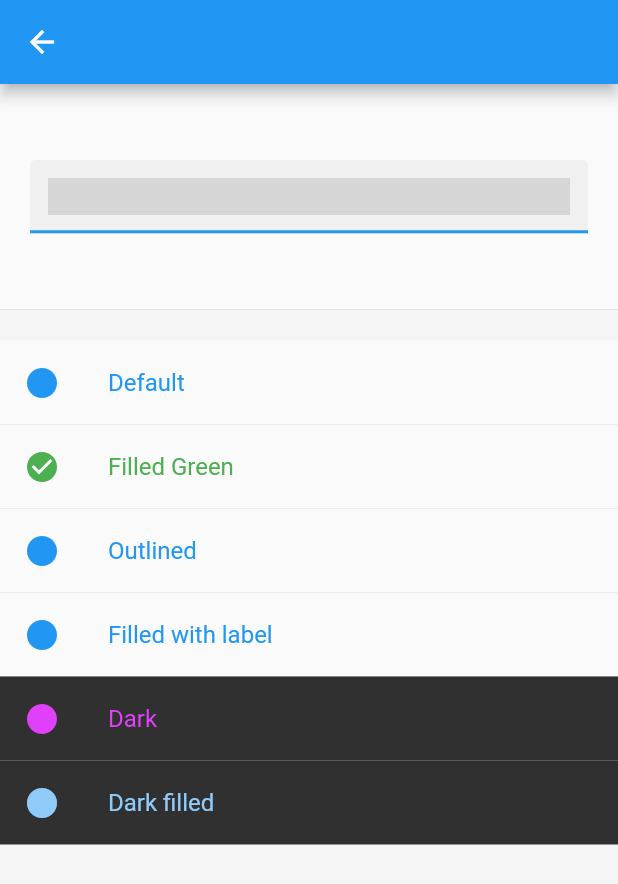
After one commit to softdev55/flutter_stripe, a Flutter app: the screen it shows after launch, after a tap on "Card themes", on a phone screen of 412 x 824 dp. The commit adds this screen. Shown: the top 884 px of the screen. Run offline on Flutter 3.47's test engine with Material 2 defaults, Android fonts, the phone set to English and light mode, and no system bars; our stand-ins replace freezed_annotation, plugin_platform_interface; grey boxes are pictures that could not be loaded.

Commit message:
Implement card field decoration for Android and iOS

```diff
--- a/stripe/example/lib/screens/screens.dart
+++ b/stripe/example/lib/screens/screens.dart
@@ -1,4 +1,5 @@
 import 'package:flutter/material.dart';
+import 'package:stripe_example/screens/themes.dart';
 import '../screens/no_webhook_payment_screen.dart';
 import '../screens/setup_future_payment_screen.dart';
 import '../screens/webhook_payment_screen.dart';
@@ -30,6 +31,11 @@ class Example {
     Example(
       title: 'Re-collect CVC',
       builder: (c) => CVCReCollectionScreen(),
+    ),
+     Example(
+      title: 'Card themes',
+      builder: (c) => ThemeCardExample(),
     )
+
   ];
 }
--- /dev/null
+++ b/stripe/example/lib/screens/themes.dart
@@ -0,0 +1,124 @@
+import 'package:flutter/material.dart';
+import 'package:flutter/widgets.dart';
+import 'package:stripe/stripe.dart';
+
+class ThemeCardExample extends StatefulWidget {
+  @override
+  _ThemeCardExampleState createState() => _ThemeCardExampleState();
+}
+
+class _ThemeCardExampleState extends State<ThemeCardExample> {
+  late String _index = 'Filled Green';
+
+  Map<String, ThemeData> get themes => {
+        'Default': ThemeData.light().copyWith(),
+        'Filled Green': ThemeData(
+          primaryColor: Colors.green,
+          accentColor: Colors.green,
+          errorColor: Colors.red,
+          inputDecorationTheme: InputDecorationTheme(
+            filled: true,
+          ),
+        ),
+        'Outlined': ThemeData(
+          inputDecorationTheme: InputDecorationTheme(
+            contentPadding: EdgeInsets.all(12),
+            border: OutlineInputBorder(),
+          ),
+        ),
+        'Filled with label': ThemeData.light().copyWith(
+          inputDecorationTheme: InputDecorationTheme(
+            filled: true,
+            floatingLabelBehavior: FloatingLabelBehavior.always,
+            contentPadding: EdgeInsets.all(12),
+          ),
+        ),
+        'Dark': ThemeData(
+          brightness: Brightness.dark,
+          accentColor: Colors.purpleAccent,
+        ),
+        'Dark filled': ThemeData(
+          brightness: Brightness.dark,
+          accentColor: Colors.blue[200],
+          inputDecorationTheme: InputDecorationTheme(
+            focusColor: Colors.red,
+            filled: true,
+            floatingLabelBehavior: FloatingLabelBehavior.always,
+            contentPadding: EdgeInsets.symmetric(vertical: 16, horizontal: 12),
+            hintStyle: TextStyle(color: Colors.blue[100]),
+            border: UnderlineInputBorder(
+              borderSide: BorderSide(color: Colors.blue[100]!),
+            ),
+            isCollapsed: true,
+          ),
+        ),
+      };
+  @override
+  Widget build(BuildContext context) {
+    final theme = themes[_index]!;
+
+    return Scaffold(
+      appBar: AppBar(),
+      body: Column(
+        children: [
+          Theme(
+            data: theme,
+            child: Container(
+              height: 150,
+              alignment: Alignment.center,
+              padding: EdgeInsets.symmetric(vertical: 20, horizontal: 20),
+              color: theme.scaffoldBackgroundColor,
+              child: CardFormField(
+                autofocus: true,
+                enablePostalCode: true,
+                onCardChanged: (_) {},
+                decoration: InputDecoration(
+                  labelText: theme.inputDecorationTheme.floatingLabelBehavior ==
+                          FloatingLabelBehavior.always
+                      ? 'Card Field'
+                      : null,
+                ),
+              ),
+            ),
+          ),
+          Divider(height: 1),
+          Expanded(
+            child: Container(
+              color: Colors.grey[100],
+              child: ListView(
+                children: [
+                  SizedBox(height: 20),
+                  ...ListTile.divideTiles(context: context, tiles: [
+                    for (final theme in themes.entries)
+                      Theme(
+                        data: theme.value,
+                        child: Container(
+                          color: theme.value.scaffoldBackgroundColor,
+                          child: ListTile(
+                            leading: Icon(
+                                theme.key == _index
+                                    ? Icons.check_circle
+                                    : Icons.circle,
+                                color: theme.value.accentColor),
+                            title: Text(
+                              theme.key,
+                              style: TextStyle(color: theme.value.accentColor),
+                            ),
+                            onTap: () {
+                              setState(() {
+                                _index = theme.key;
+                              });
+                            },
+                          ),
+                        ),
+                      ),
+                  ])
+                ],
+              ),
+            ),
+          )
+        ],
+      ),
+    );
+  }
+}
--- a/stripe/lib/src/widgets/card_field.dart
+++ b/stripe/lib/src/widgets/card_field.dart
@@ -10,6 +10,9 @@ import 'package:stripe_platform_interface/stripe_platform_interface.dart';
 
 import '../../stripe.dart';
 
+const kCardFieldDefaultHeight = 48.0;
+const kCardFieldDefaultFontSize = 17.0;
+
 typedef CardChangedCallback = void Function(CardFieldInputDetails? details);
 typedef CardFocusCallback = void Function(CardFieldName? focusedField);
 
@@ -19,11 +22,14 @@ class CardField extends StatefulWidget {
     Key? key,
     required this.onCardChanged,
     this.onFocus,
-    this.decoration,
+    this.style,
+    this.placeholder,
     this.enablePostalCode = false,
     double? width,
-    double? height = kApplePayButtonDefaultHeight,
+    double? height = kCardFieldDefaultHeight,
     BoxConstraints? constraints,
+    this.focusNode,
+    this.autofocus = false,
   })  : assert(constraints == null || constraints.debugAssertIsValid()),
         constraints = (width != null || height != null)
             ? constraints?.tighten(width: width, height: height) ??
@@ -34,12 +40,18 @@ class CardField extends StatefulWidget {
   final BoxConstraints? constraints;
   final CardFocusCallback? onFocus;
   final CardChangedCallback onCardChanged;
-
-  final CardDecoration? decoration;
+  final CardStyle? style;
+  final CardPlaceholder? placeholder;
   final bool enablePostalCode;
+  final FocusNode? focusNode;
+  final bool autofocus;
 
   // This is used in the platform side to register the view.
   static const _viewType = 'flutter.stripe/card_field';
+
+  // By platform level limitations only one CardField is allowed at the same time
+  // A unique key is used to throw an expection before multiple platform views are created
+  static late final _key = UniqueKey();
 
   @override
   _CardFieldState createState() => _CardFieldState();
@@ -50,24 +62,58 @@ class _CardFieldState extends State<CardField> {
 
   final _focusNode =
       FocusNode(debugLabel: 'CardField', descendantsAreFocusable: false);
+  FocusNode get _effectiveNode => widget.focusNode ?? _focusNode;
+
+  CardStyle? _lastStyle;
+  CardStyle resolveStyle(CardStyle? style) {
+    final theme = Theme.of(context);
+    final baseTextStyle = Theme.of(context).textTheme.subtitle1;
+    return CardStyle(
+      borderWidth: 0,
+      backgroundColor: Colors.transparent,
+      borderColor: Colors.transparent,
+      borderRadius: 0,
+      cursorColor: theme.textSelectionTheme.cursorColor ?? theme.primaryColor,
+      textColor: Colors.red,
+      fontSize: baseTextStyle?.fontSize ?? kCardFieldDefaultFontSize,
+      textErrorColor:
+          theme.inputDecorationTheme.errorStyle?.color ?? theme.errorColor,
+      placeholderColor:
+          theme.inputDecorationTheme.hintStyle?.color ?? theme.hintColor,
+    ).apply(style);
+  }
+
+  CardPlaceholder? _lastPlaceholder;
+  CardPlaceholder resolvePlaceholder(CardPlaceholder? placeholder) {
+    return CardPlaceholder(
+      number: '1234123412341234',
+      expiration: 'MM/YY',
+      cvc: 'CVC',
+    ).apply(placeholder);
+  }
 
   @override
   Widget build(BuildContext context) {
+    final style = resolveStyle(widget.style);
+    final placeholder = resolvePlaceholder(widget.placeholder);
     // Pass parameters to the platform side.
     final creationParams = <String, dynamic>{
-      if (widget.decoration != null) 'decoration': widget.decoration!.toJson(),
+      'cardStyle': style.toJson(),
+      'placeholder': placeholder.toJson(),
       'enablePostalCode': widget.enablePostalCode,
     };
 
     Widget platform;
     if (defaultTargetPlatform == TargetPlatform.android) {
       platform = AndroidCardField(
+        key: CardField._key,
         viewType: CardField._viewType,
         creationParams: creationParams,
         onPlatformViewCreated: onPlatformViewCreated,
       );
     } else if (defaultTargetPlatform == TargetPlatform.iOS) {
       platform = UiKitCardField(
+        key: CardField._key,
         viewType: CardField._viewType,
         creationParams: creationParams,
         onPlatformViewCreated: onPlatformViewCreated,
@@ -76,21 +122,36 @@ class _CardFieldState extends State<CardField> {
       throw UnsupportedError("Unsupported platform view");
     }
     final constraints = widget.constraints ??
-        BoxConstraints.expand(height: kApplePayButtonDefaultHeight);
-    return ConstrainedBox(
-      constraints: constraints,
+        BoxConstraints.expand(height: kCardFieldDefaultHeight);
+
+    return Listener(
+      onPointerDown: (_) {
+        if (!_effectiveNode.hasFocus) _effectiveNode.requestFocus();
+      },
       child: Focus(
+        autofocus: true,
         descendantsAreFocusable: false,
-        canRequestFocus: true,
-        onKey: (node, event) {
-          log('On key $event');
-          return true;
-        },
-        focusNode: _focusNode,
+        focusNode: _effectiveNode,
         onFocusChange: _handleFrameworkFocusChanged,
-        child: platform,
+        child: ConstrainedBox(
+          constraints: constraints,
+          child: platform,
+        ),
       ),
     );
+  }
+
+  @override
+  void didChangeDependencies() {
+    _lastStyle ??= resolveStyle(widget.style);
+    final style = resolveStyle(widget.style);
+    if (style != _lastStyle) {
+      _methodChannel?.invokeMethod('onStyleChanged', {
+        'cardStyle': style.toJson(),
+      });
+    }
+    _lastStyle = style;
+    super.didChangeDependencies();
   }
 
   @override
@@ -100,11 +161,21 @@ class _CardFieldState extends State<CardField> {
         'enablePostalCode': widget.enablePostalCode,
       });
     }
-    if (widget.decoration != oldWidget.decoration) {
-      _methodChannel?.invokeMethod('onDecorationChanged', {
-        'decoration': widget.decoration?.toJson(),
+    _lastStyle ??= resolveStyle(oldWidget.style);
+    final style = resolveStyle(widget.style);
+    if (style != _lastStyle) {
+      _methodChannel?.invokeMethod('onStyleChanged', {
+        'cardStyle': style.toJson(),
       });
     }
+    _lastStyle = style;
+    final placeholder = resolvePlaceholder(widget.placeholder);
+    if (placeholder != _lastPlaceholder) {
+      _methodChannel?.invokeMethod('onPlaceholderChanged', {
+        'placeholder': placeholder.toJson(),
+      });
+    }
+    _lastPlaceholder = placeholder;
     super.didUpdateWidget(oldWidget);
   }
 
@@ -136,8 +207,10 @@ class _CardFieldState extends State<CardField> {
     try {
       final map = Map<String, dynamic>.from(arguments);
       final field = CardFieldFocusName.fromJson(map);
-      if (field.focusedField != null && WidgetsBinding.instance!.focusManager.primaryFocus !=  _focusNode) {
-        _focusNode.requestFocus();
+      if (field.focusedField != null &&
+          WidgetsBinding.instance!.focusManager.primaryFocus !=
+              _effectiveNode) {
+        _effectiveNode.requestFocus();
       }
       widget.onFocus?.call(field.focusedField);
     } catch (e) {
@@ -153,13 +226,19 @@ class _CardFieldState extends State<CardField> {
     if (methodChannel == null) {
       return;
     }
+    setState(() {});
     if (!isFocused) {
       methodChannel.invokeMethod('clearFocus');
       return;
     }
-    scheduleMicrotask(() {
-      methodChannel.invokeMethod('requestFocus');
-    });
+
+    methodChannel.invokeMethod('requestFocus');
+  }
+
+  @override
+  void dispose() {
+    _focusNode.dispose();
+    super.dispose();
   }
 }
 
@@ -217,6 +296,7 @@ class UiKitCardField extends StatelessWidget {
   @override
   Widget build(BuildContext context) {
     return UiKitView(
+      hitTestBehavior: PlatformViewHitTestBehavior.opaque,
       viewType: viewType,
       creationParamsCodec: const StandardMessageCodec(),
       creationParams: creationParams,
--- /dev/null
+++ b/stripe/lib/src/widgets/card_form_field.dart
@@ -0,0 +1,126 @@
+import 'package:flutter/material.dart';
+import 'package:stripe/stripe.dart';
+import 'package:stripe_platform_interface/stripe_platform_interface.dart';
+
+class CardFormField extends StatefulWidget {
+  final InputDecoration? decoration;
+
+  final CardFocusCallback? onFocus;
+  final CardChangedCallback onCardChanged;
+  final TextStyle? style;
+  final Color? cursorColor;
+  final bool enablePostalCode;
+
+  final String? numberHintText;
+  final String? expirationHintText;
+  final String? cvcHintText;
+  final String? postalCodeHintText;
+
+  final bool autofocus;
+
+  const CardFormField({
+    Key? key,
+    required this.onCardChanged,
+    this.onFocus,
+    this.decoration,
+    this.enablePostalCode = false,
+    this.style,
+    this.autofocus = false,
+    this.cursorColor,
+    this.numberHintText,
+    this.expirationHintText,
+    this.cvcHintText,
+    this.postalCodeHintText,
+  }) : super(key: key);
+
+  @override
+  _CardFormFieldState createState() => _CardFormFieldState();
+}
+
+class _CardFormFieldState extends State<CardFormField> {
+  FocusNode _node = FocusNode(descendantsAreFocusable: false);
+
+  @override
+  void initState() {
+    _node.addListener(updateState);
+    super.initState();
+  }
+
+  @override
+  void dispose() {
+    _node.removeListener(updateState);
+    _node.dispose();
+    super.dispose();
+  }
+
+  void updateState() {
+    setState(() {});
+  }
+
+  @override
+  Widget build(BuildContext context) {
+    final inputDecoration = effectiveDecoration(widget.decoration);
+    final style = effectiveCardStyle(inputDecoration);
+
+    // Arbitrary values compared for both Android and iOS platform
+    // For adding a framework input decorator, the platform one is removed
+    // together with the extra padding
+    final platformCardHeight = style.fontSize! + 31;
+    final platformPadding = EdgeInsets.fromLTRB(12, 10, 10, 12);
+
+    final cardHeight = platformCardHeight - platformPadding.vertical;
+    return InputDecorator(
+      isFocused: _node.hasFocus,
+      decoration: inputDecoration,
+      baseStyle: widget.style,
+      child: SizedBox(
+        height: cardHeight,
+        child: Stack(
+          fit: StackFit.loose,
+          children: [
+            Positioned(
+              top: -platformPadding.top,
+              bottom: -platformPadding.bottom,
+              left: -platformPadding.left,
+              right: -platformPadding.right,
+              child: CardField(
+                height: platformCardHeight,
+                focusNode: _node,
+                style: style,
+                placeholder: CardPlaceholder(
+                  number: widget.numberHintText,
+                  expiration: widget.expirationHintText,
+                  cvc: widget.cvcHintText,
+                  postalCode: widget.postalCodeHintText,
+                ),
+                enablePostalCode: widget.enablePostalCode,
+                onCardChanged: widget.onCardChanged,
+                autofocus: widget.autofocus,
+                onFocus: widget.onFocus,
+              ),
+            ),
+          ],
+        ),
+      ),
+    );
+  }
+
+  InputDecoration effectiveDecoration(InputDecoration? decoration) {
+    final theme = Theme.of(context).inputDecorationTheme;
+    final cardDecoration = decoration ?? InputDecoration();
+    return cardDecoration.applyDefaults(theme);
+  }
+
+  CardStyle effectiveCardStyle(InputDecoration decoration) {
+    final fontSize = widget.style?.fontSize ??
+        Theme.of(context).textTheme.subtitle1?.fontSize ??
+        kCardFieldDefaultFontSize;
+    return CardStyle(
+      textColor: widget.style?.color,
+      fontSize: fontSize,
+      cursorColor: widget.cursorColor,
+      textErrorColor: decoration.errorStyle?.color,
+      placeholderColor: decoration.hintStyle?.color,
+    );
+  }
+}
--- a/stripe/lib/stripe.dart
+++ b/stripe/lib/stripe.dart
@@ -1,3 +1,4 @@
 export 'src/apple_pay_button.dart';
 export 'src/stripe.dart';
 export 'src/widgets/card_field.dart';
+export 'src/widgets/card_form_field.dart';
--- a/stripe_platform_interface/lib/src/models/card_field_input.dart
+++ b/stripe_platform_interface/lib/src/models/card_field_input.dart
@@ -6,23 +6,65 @@ part 'card_field_input.freezed.dart';
 part 'card_field_input.g.dart';
 
 @freezed
-class CardDecoration with _$CardDecoration {
+class CardStyle with _$CardStyle {
   @JsonSerializable(explicitToJson: true)
-  factory CardDecoration({
+  factory CardStyle({
+    double? borderWidth,
     @JsonKey(toJson: ColorKey.toJson, fromJson: ColorKey.fromJson)
         Color? backgroundColor,
     @JsonKey(toJson: ColorKey.toJson, fromJson: ColorKey.fromJson)
-        Color? textColor,
-    @JsonKey(toJson: ColorKey.toJson, fromJson: ColorKey.fromJson)
         Color? borderColor,
-    double? borderWidth,
     double? borderRadius,
     @JsonKey(toJson: ColorKey.toJson, fromJson: ColorKey.fromJson)
+        Color? cursorColor,
+    @JsonKey(toJson: ColorKey.toJson, fromJson: ColorKey.fromJson)
+        Color? textColor,
+    double? fontSize,
+    @JsonKey(toJson: ColorKey.toJson, fromJson: ColorKey.fromJson)
         Color? textErrorColor,
-  }) = _CardDecoration;
+    @JsonKey(toJson: ColorKey.toJson, fromJson: ColorKey.fromJson)
+        Color? placeholderColor,
+  }) = _CardStyleConstructor;
 
-  factory CardDecoration.fromJson(Map<String, dynamic> json) =>
-      _$CardDecorationFromJson(json);
+  CardStyle._();
+
+  CardStyle apply(CardStyle? style) => copyWith(
+        borderWidth: style?.borderWidth ?? borderWidth,
+        backgroundColor: style?.backgroundColor ?? backgroundColor,
+        borderColor: style?.borderColor ?? borderColor,
+        borderRadius: style?.borderRadius ?? borderRadius,
+        cursorColor: style?.cursorColor ?? cursorColor,
+        textColor: style?.textColor ?? textColor,
+        fontSize: style?.fontSize ?? fontSize,
+        textErrorColor: style?.textErrorColor ?? textErrorColor,
+        placeholderColor: style?.placeholderColor ?? placeholderColor,
+      );
+
+  factory CardStyle.fromJson(Map<String, dynamic> json) =>
+      _$CardStyleFromJson(json);
+}
+
+@freezed
+class CardPlaceholder with _$CardPlaceholder {
+  @JsonSerializable(explicitToJson: true)
+  factory CardPlaceholder({
+    String? number,
+    String? expiration,
+    String? cvc,
+    String? postalCode,
+  }) = _CardPlaceholderConstructor;
+
+  factory CardPlaceholder.fromJson(Map<String, dynamic> json) =>
+      _$CardPlaceholderFromJson(json);
+
+  CardPlaceholder._();
+
+  CardPlaceholder apply(CardPlaceholder? placeholder) => copyWith(
+        number: placeholder?.number ?? number,
+        expiration: placeholder?.expiration ?? expiration,
+        cvc: placeholder?.cvc ?? cvc,
+        postalCode: placeholder?.postalCode ?? postalCode,
+      );
 }
 
 class ColorKey {
@@ -31,10 +73,7 @@ class ColorKey {
   static int? toJson(Color? value) => value?.value;
 
   static Color? fromJson(value) {
-    if (value is int) {
-      return Color(value);
-    }
-    return null;
+    throw ('Not implemented');
   }
 }
 
@@ -76,10 +115,14 @@ class CardFieldFocusName with _$CardFieldFocusName {
 }
 
 enum CardFieldName {
-  @JsonValue("CardNumber") cardNumber,
-  @JsonValue("Cvc") cvc,
-  @JsonValue("ExpiryDate") expiryDate,
-  @JsonValue("PostalCode") postalCode,
+  @JsonValue("CardNumber")
+  cardNumber,
+  @JsonValue("Cvc")
+  cvc,
+  @JsonValue("ExpiryDate")
+  expiryDate,
+  @JsonValue("PostalCode")
+  postalCode,
 }
 
 enum CardBrand {
```
Also changed, not shown: stripe_platform_interface/lib/src/models/card_field_input.freezed.dart, stripe_platform_interface/lib/src/models/card_field_input.g.dart, 3 other files.
